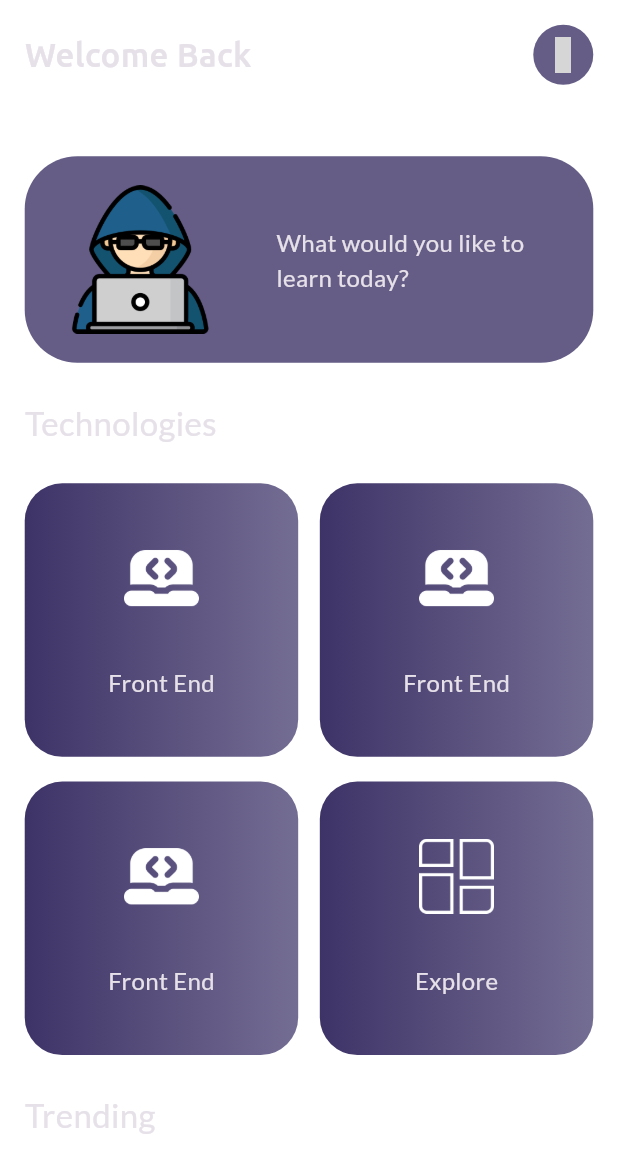
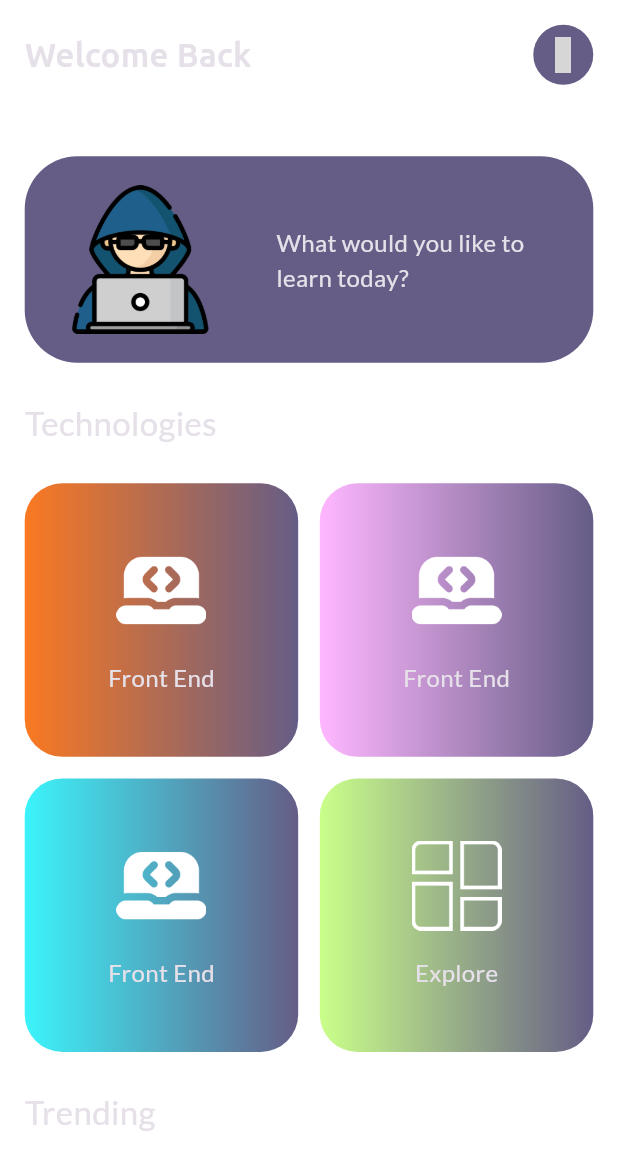
Before and after one commit to ramishaya/route_it, a Flutter app: the HomeViewBody widget shown alone on an empty page, opened directly, on a phone screen of 412 x 824 dp. Shown: the top 1173 px of the screen. Run offline on Flutter 3.47's test engine with Material 3 defaults, Android fonts, the phone set to English and light mode, and no system bars; our stand-ins replace bloc, flutter_bloc, go_router, google_fonts, iconsax; project files that could hold a hidden picture were left out; grey boxes are pictures that could not be loaded.

Commit message:
homeScreenFinal2

```diff
--- /dev/null
+++ b/lib/core/widgets/default_height.dart
@@ -0,0 +1,18 @@
+import 'package:flutter/material.dart';
+
+class DefaultHeight extends StatelessWidget {
+  const DefaultHeight({
+    super.key,
+    required this.size,
+    required this.height
+  });
+
+  final double height;
+
+  final Size size;
+
+  @override
+  Widget build(BuildContext context) {
+    return SizedBox(height: size.height * height);
+  }
+}
--- a/lib/features/home/presentation/views/domains_view.dart
+++ b/lib/features/home/presentation/views/domains_view.dart
@@ -1,6 +1,5 @@
 import 'package:flutter/material.dart';
 import 'package:route_it/core/utils/app_colors.dart';
-import 'package:route_it/core/widgets/gradient_container.dart';
 import 'package:route_it/features/home/presentation/views/widgets/domains_view_body.dart';
 
 class DomainsView extends StatelessWidget {
@@ -8,7 +7,6 @@ class DomainsView extends StatelessWidget {
 
   @override
   Widget build(BuildContext context) {
-
     return const Scaffold(
       backgroundColor: primaryColor,
       body: DomainsViewBody(),
--- a/lib/features/home/presentation/views/widgets/home_view_body.dart
+++ b/lib/features/home/presentation/views/widgets/home_view_body.dart
@@ -1,3 +1,5 @@
+// ignore_for_file: prefer_const_constructors
+
 import 'package:flutter/material.dart';
 import 'package:go_router/go_router.dart';
 import 'package:google_fonts/google_fonts.dart';
@@ -8,6 +10,15 @@ import 'package:route_it/core/utils/assets_data.dart';
 import 'package:route_it/core/utils/my_text_styles.dart';
 import 'package:route_it/features/home/presentation/views/widgets/home_header.dart';
 import 'package:route_it/features/home/presentation/views/widgets/home_welcome_card.dart';
+
+import '../../../../../core/widgets/default_height.dart';
+
+List<Color> cardColors = [
+  Color(0XFFfa7921),
+  Color(0XFFffb7ff),
+  Color(0XFF3bf4fb),
+  Color(0XFFcaff8a)
+];
 
 class HomeViewBody extends StatelessWidget {
   const HomeViewBody({super.key});
@@ -32,9 +43,9 @@ class HomeViewBody extends StatelessWidget {
                 //! here we Navigate to the Navigations Screen
               },
             ),
-            SizedBox(height: size.height * 0.03),
+            DefaultHeight(size: size, height: 0.03),
             HomeWelcomeCard(size: size),
-            SizedBox(height: size.height * 0.03),
+            DefaultHeight(size: size, height: 0.03),
 
             Text(
               "Technologies",
@@ -42,7 +53,7 @@ class HomeViewBody extends StatelessWidget {
                   fontSize: MyTextStyles.titleSize,
                   fontWeight: MyTextStyles.titleWeight),
             ),
-            SizedBox(height: size.height * 0.03),
+            DefaultHeight(size: size, height: 0.03),
             GridView.builder(
               physics: const NeverScrollableScrollPhysics(),
               shrinkWrap: true,
@@ -50,7 +61,7 @@ class HomeViewBody extends StatelessWidget {
               gridDelegate: SliverGridDelegateWithFixedCrossAxisCount(
                 crossAxisCount: 2,
                 crossAxisSpacing: size.width * 0.035,
-                mainAxisSpacing: size.height * 0.02,
+                mainAxisSpacing: size.width * 0.035,
               ),
               itemBuilder: (context, index) {
                 return GestureDetector(
@@ -61,10 +72,11 @@ class HomeViewBody extends StatelessWidget {
                   },
                   child: Container(
                     padding: const EdgeInsets.all(10),
-                    decoration: const BoxDecoration(
+                    decoration: BoxDecoration(
                       gradient: LinearGradient(colors: [
-                        Color(0XFF3e3367),
-                        Color(0XFF746d93),
+                        cardColors[index],
+                        lightPrimaryColor
+
                       ]),
                       borderRadius: BorderRadius.all(Radius.circular(25)),
                       color: lightPrimaryColor,
@@ -73,8 +85,8 @@ class HomeViewBody extends StatelessWidget {
                       mainAxisAlignment: MainAxisAlignment.center,
                       children: [
                         SizedBox(
-                            width: 50,
-                            height: 50,
+                            width: 60,
+                            height: 60,
                             child: index == 3
                                 ? Image.asset(
                                     AssetsData.categoryImg2,
@@ -85,7 +97,7 @@ class HomeViewBody extends StatelessWidget {
                                     fit: BoxFit.cover,
                                   )),
                         SizedBox(
-                          height: size.height * 0.04,
+                          height: size.height * 0.02,
                         ),
                         index == 3
                             ? Text(
@@ -104,7 +116,7 @@ class HomeViewBody extends StatelessWidget {
                 );
               },
             ),
-            SizedBox(height: size.height * 0.03),
+            DefaultHeight(size: size, height: 0.03),
 
             Text(
               "Trending",
```
